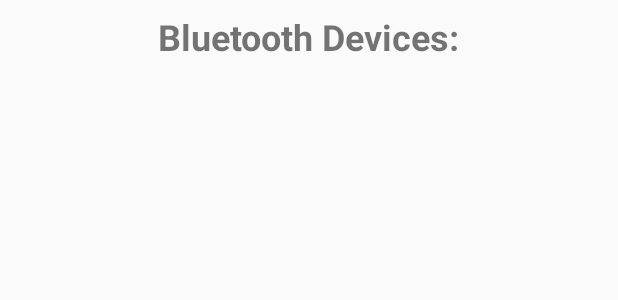
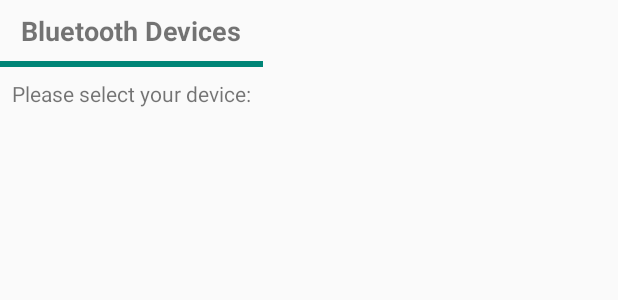
Before and after one commit to RatPlushie/SynthRevolution, an Android app: the layout bluetooth_popout.xml on its own in the app's theme, with its tools: preview values and no code run, on a phone screen of 412 x 824 dp. Shown: the top 300 px of the screen. Run offline under Robolectric (Android 15) with nearby library versions, the phone set to English and light mode, and no system bars.

```diff
--- a/Android App/app/src/main/java/com/ratbox/synthrevolution/MainActivity.java
+++ b/Android App/app/src/main/java/com/ratbox/synthrevolution/MainActivity.java
@@ -83,6 +83,8 @@ public class MainActivity extends AppCompatActivity {
                 mDialog.show();
                 Log.d("Dialog box", "Displayed");
 
+
+
             } else {
                 Toast.makeText(this, "Please pair your SynthVisor in your device's bluetooth settings", Toast.LENGTH_LONG).show();
             }
--- a/Android App/app/src/main/java/com/ratbox/synthrevolution/synthTab1.java
+++ b/Android App/app/src/main/java/com/ratbox/synthrevolution/synthTab1.java
@@ -92,6 +92,8 @@ public class synthTab1 extends Fragment {
         colourSwatchButton2.setColorFilter(Color.rgb(synthVisor.swatch2[0], synthVisor.swatch2[1], synthVisor.swatch2[2]));
         colourSwatchButton3.setColorFilter(Color.rgb(synthVisor.swatch3[0], synthVisor.swatch3[1], synthVisor.swatch3[2]));
         colourSwatchButton4.setColorFilter(Color.rgb(synthVisor.swatch4[0], synthVisor.swatch4[1], synthVisor.swatch4[2]));
+
+
 
 
         // Caches required for using the colour picker
--- a/Android App/app/src/main/java/com/ratbox/synthrevolution/synthTab3.java
+++ b/Android App/app/src/main/java/com/ratbox/synthrevolution/synthTab3.java
@@ -15,5 +15,9 @@ public class synthTab3 extends Fragment {
     @Override
     public View onCreateView(@NonNull LayoutInflater inflater, @Nullable ViewGroup container, @Nullable Bundle savedInstanceState) {
         return inflater.inflate((R.layout.synth_tab3), container, false);
+
+        // TODO - Create synth eye pattern maker
+
+        // TODO - Add ability to animate the eyes (3 animation frames)
     }
 }
--- a/Android App/app/src/main/res/layout/bluetooth_popout.xml
+++ b/Android App/app/src/main/res/layout/bluetooth_popout.xml
@@ -1,34 +1,42 @@
 <?xml version="1.0" encoding="utf-8"?>
-<androidx.constraintlayout.widget.ConstraintLayout xmlns:android="http://schemas.android.com/apk/res/android"
+<LinearLayout xmlns:android="http://schemas.android.com/apk/res/android"
     xmlns:app="http://schemas.android.com/apk/res-auto"
     xmlns:tools="http://schemas.android.com/tools"
     android:id="@+id/bluetoothParentLayout"
-    android:layout_width="match_parent"
-    android:layout_height="match_parent"
+    android:layout_width="wrap_content"
+    android:layout_height="wrap_content"
     android:orientation="vertical">
 
     <TextView
-        android:id="@+id/testText"
+        android:id="@+id/BluetoothDevicesTextView"
+        android:layout_width="wrap_content"
+        android:layout_height="match_parent"
+        android:layout_gravity="center"
+        android:padding="8dp"
+        android:text="@string/bluetooth_devices"
+        android:textSize="18sp"
+        android:textStyle="bold" />
+
+    <View
+        android:id="@+id/BluetoothDivider"
+        android:layout_width="match_parent"
+        android:layout_height="4dp"
+        android:layout_gravity="center"
+        android:background="@color/colorPrimary" />
+
+    <TextView
+        android:id="@+id/bluetoothPromptTextView"
         android:layout_width="wrap_content"
         android:layout_height="wrap_content"
-        android:layout_marginTop="8dp"
-        android:text="@string/bluetooth_devices"
-        android:textSize="24sp"
-        android:textStyle="bold"
-        app:layout_constraintEnd_toEndOf="parent"
-        app:layout_constraintStart_toStartOf="parent"
-        app:layout_constraintTop_toTopOf="parent" />
+        android:layout_gravity="center_horizontal"
+        android:padding="8dp"
+        android:text="@string/bluetooth_prompt" />
 
     <androidx.recyclerview.widget.RecyclerView
         android:id="@+id/bluetoothRecyclerView"
         android:layout_width="wrap_content"
         android:layout_height="wrap_content"
-        android:layout_marginStart="1dp"
-        android:layout_marginEnd="1dp"
-        android:padding="8dp"
-        app:layout_constraintBottom_toBottomOf="parent"
-        app:layout_constraintEnd_toEndOf="parent"
-        app:layout_constraintStart_toStartOf="parent"
-        app:layout_constraintTop_toBottomOf="@+id/testText" />
+        android:layout_gravity="center"
+        android:padding="8dp" />
 
-</androidx.constraintlayout.widget.ConstraintLayout>
+</LinearLayout>
--- a/Android App/app/src/main/res/values/strings.xml
+++ b/Android App/app/src/main/res/values/strings.xml
@@ -7,7 +7,8 @@
     <string name="brightness">LED Brightness:</string>
     <string name="blinkrate">Blink Rate:</string>
 
-    <string name="bluetooth_devices">Bluetooth Devices:</string>
+    <string name="bluetooth_devices">Bluetooth Devices</string>
+    <string name="bluetooth_prompt">Please select your device:</string>
 
 
 </resources>
```
Also changed, not shown: Android App/app/src/main/java/com/ratbox/synthrevolution/synthTab2.java (+9 -0 lines), Android App/app/src/main/java/com/ratbox/synthrevolution/ui/main/BluetoothRecyclerViewAdapter.java (+48 -3 lines), 1 other file.
